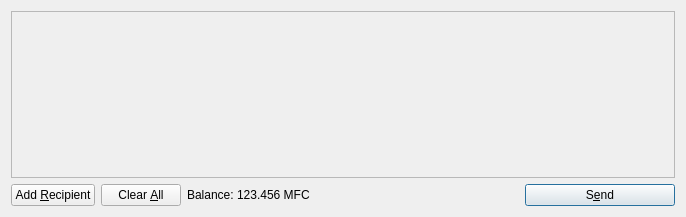
This is src/qt/forms/sendcoinsdialog.ui in Crestington/MyFirstCoin as Qt 5 draws it before an edit. The edited form follows.
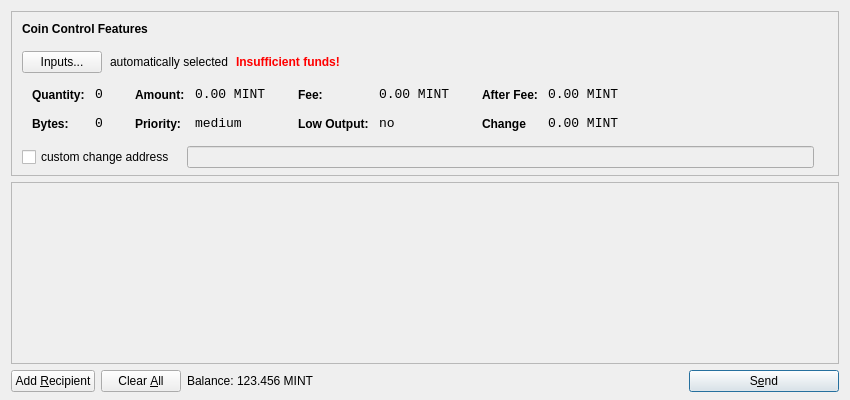
This is the edited form. Icons and pictures are not drawn.

Commit message: coin control and images

Patch:
```diff
--- a/src/qt/forms/sendcoinsdialog.ui
+++ b/src/qt/forms/sendcoinsdialog.ui
@@ -6,14 +6,615 @@
    <rect>
     <x>0</x>
     <y>0</y>
-    <width>686</width>
-    <height>217</height>
+    <width>850</width>
+    <height>400</height>
    </rect>
   </property>
   <property name="windowTitle">
    <string>Send Coins</string>
   </property>
-  <layout class="QVBoxLayout" name="verticalLayout">
+  <layout class="QVBoxLayout" name="verticalLayout" stretch="0,1,0">
+   <property name="bottomMargin">
+    <number>8</number>
+   </property>
+   <item>
+    <widget class="QFrame" name="frameCoinControl">
+     <property name="sizePolicy">
+      <sizepolicy hsizetype="Expanding" vsizetype="Expanding">
+       <horstretch>0</horstretch>
+       <verstretch>0</verstretch>
+      </sizepolicy>
+     </property>
+     <property name="maximumSize">
+      <size>
+       <width>16777215</width>
+       <height>16777215</height>
+      </size>
+     </property>
+     <property name="frameShape">
+      <enum>QFrame::StyledPanel</enum>
+     </property>
+     <property name="frameShadow">
+      <enum>QFrame::Sunken</enum>
+     </property>
+     <layout class="QVBoxLayout" name="verticalLayoutCoinControl2">
+      <property name="spacing">
+       <number>-1</number>
+      </property>
+      <property name="leftMargin">
+       <number>0</number>
+      </property>
+      <property name="topMargin">
+       <number>0</number>
+      </property>
+      <property name="rightMargin">
+       <number>0</number>
+      </property>
+      <property name="bottomMargin">
+       <number>6</number>
+      </property>
+      <item>
+       <layout class="QVBoxLayout" name="verticalLayoutCoinControl" stretch="0,0,0,0,1">
+        <property name="spacing">
+         <number>0</number>
+        </property>
+        <property name="leftMargin">
+         <number>10</number>
+        </property>
+        <property name="topMargin">
+         <number>10</number>
+        </property>
+        <item>
+         <layout class="QHBoxLayout" name="horizontalLayoutCoinControl1">
+          <property name="bottomMargin">
+           <number>15</number>
+          </property>
+          <item>
+           <widget class="QLabel" name="labelCoinControlFeatures">
+            <property name="sizePolicy">
+             <sizepolicy hsizetype="Preferred" vsizetype="Maximum">
+              <horstretch>0</horstretch>
+              <verstretch>0</verstretch>
+             </sizepolicy>
+            </property>
+            <property name="font">
+             <font>
+              <weight>75</weight>
+              <bold>true</bold>
+             </font>
+            </property>
+            <property name="styleSheet">
+             <string notr="true">font-weight:bold;</string>
+            </property>
+            <property name="text">
+             <string>Coin Control Features</string>
+            </property>
+           </widget>
+          </item>
+         </layout>
+        </item>
+        <item>
+         <layout class="QHBoxLayout" name="horizontalLayoutCoinControl2" stretch="0,0,0,0">
+          <property name="spacing">
+           <number>8</number>
+          </property>
+          <property name="bottomMargin">
+           <number>10</number>
+          </property>
+          <item>
+           <widget class="QPushButton" name="pushButtonCoinControl">
+            <property name="styleSheet">
+             <string notr="true"/>
+            </property>
+            <property name="text">
+             <string>Inputs...</string>
+            </property>
+           </widget>
+          </item>
+          <item>
+           <widget class="QLabel" name="labelCoinControlAutomaticallySelected">
+            <property name="text">
+             <string>automatically selected</string>
+            </property>
+            <property name="margin">
+             <number>5</number>
+            </property>
+           </widget>
+          </item>
+          <item>
+           <widget class="QLabel" name="labelCoinControlInsuffFunds">
+            <property name="font">
+             <font>
+              <weight>75</weight>
+              <bold>true</bold>
+             </font>
+            </property>
+            <property name="styleSheet">
+             <string notr="true">color:red;font-weight:bold;</string>
+            </property>
+            <property name="text">
+             <string>Insufficient funds!</string>
+            </property>
+            <property name="margin">
+             <number>5</number>
+            </property>
+           </widget>
+          </item>
+          <item>
+           <spacer name="horizontalSpacerCoinControl">
+            <property name="orientation">
+             <enum>Qt::Horizontal</enum>
+            </property>
+            <property name="sizeHint" stdset="0">
+             <size>
+              <width>40</width>
+              <height>1</height>
+             </size>
+            </property>
+           </spacer>
+          </item>
+         </layout>
+        </item>
+        <item>
+         <widget class="QWidget" name="widgetCoinControl" native="true">
+          <property name="sizePolicy">
+           <sizepolicy hsizetype="Preferred" vsizetype="Preferred">
+            <horstretch>0</horstretch>
+            <verstretch>0</verstretch>
+           </sizepolicy>
+          </property>
+          <property name="minimumSize">
+           <size>
+            <width>0</width>
+            <height>0</height>
+           </size>
+          </property>
+          <property name="styleSheet">
+           <string notr="true"/>
+          </property>
+          <layout class="QHBoxLayout" name="horizontalLayoutCoinControl5">
+           <property name="margin">
+            <number>0</number>
+           </property>
+           <item>
+            <layout class="QHBoxLayout" name="horizontalLayoutCoinControl3" stretch="0,0,0,1">
+             <property name="spacing">
+              <number>20</number>
+             </property>
+             <property name="topMargin">
+              <number>0</number>
+             </property>
+             <property name="bottomMargin">
+              <number>10</number>
+             </property>
+             <item>
+              <layout class="QFormLayout" name="formLayoutCoinControl1">
+               <property name="horizontalSpacing">
+                <number>10</number>
+               </property>
+               <property name="verticalSpacing">
+                <number>14</number>
+               </property>
+               <property name="leftMargin">
+                <number>10</number>
+               </property>
+               <property name="topMargin">
+                <number>4</number>
+               </property>
+               <property name="rightMargin">
+                <number>6</number>
+               </property>
+               <item row="0" column="0">
+                <widget class="QLabel" name="labelCoinControlQuantityText">
+                 <property name="styleSheet">
+                  <string notr="true">font-weight:bold;</string>
+                 </property>
+                 <property name="text">
+                  <string>Quantity:</string>
+                 </property>
+                 <property name="margin">
+                  <number>0</number>
+                 </property>
+                </widget>
+               </item>
+               <item row="0" column="1">
+                <widget class="QLabel" name="labelCoinControlQuantity">
+                 <property name="font">
+                  <font>
+                   <family>Monospace</family>
+                   <pointsize>10</pointsize>
+                  </font>
+                 </property>
+                 <property name="cursor">
+                  <cursorShape>IBeamCursor</cursorShape>
+                 </property>
+                 <property name="contextMenuPolicy">
+                  <enum>Qt::ActionsContextMenu</enum>
+                 </property>
+                 <property name="text">
+                  <string>0</string>
+                 </property>
+                 <property name="margin">
+                  <number>0</number>
+                 </property>
+                 <property name="textInteractionFlags">
+                  <set>Qt::LinksAccessibleByMouse|Qt::TextSelectableByKeyboard|Qt::TextSelectableByMouse</set>
+                 </property>
+                </widget>
+               </item>
+               <item row="1" column="0">
+                <widget class="QLabel" name="labelCoinControlBytesText">
+                 <property name="styleSheet">
+                  <string notr="true">font-weight:bold;</string>
+                 </property>
+                 <property name="text">
+                  <string>Bytes:</string>
+                 </property>
+                </widget>
+               </item>
+               <item row="1" column="1">
+                <widget class="QLabel" name="labelCoinControlBytes">
+                 <property name="font">
+                  <font>
+                   <family>Monospace</family>
+                   <pointsize>10</pointsize>
+                  </font>
+                 </property>
+                 <property name="cursor">
+                  <cursorShape>IBeamCursor</cursorShape>
+                 </property>
+                 <property name="contextMenuPolicy">
+                  <enum>Qt::ActionsContextMenu</enum>
+                 </property>
+                 <property name="text">
+                  <string>0</string>
+                 </property>
+                 <property name="textInteractionFlags">
+                  <set>Qt::LinksAccessibleByMouse|Qt::TextSelectableByKeyboard|Qt::TextSelectableByMouse</set>
+                 </property>
+                </widget>
+               </item>
+              </layout>
+             </item>
+             <item>
+              <layout class="QFormLayout" name="formLayoutCoinControl2">
+               <property name="horizontalSpacing">
+                <number>10</number>
+               </property>
+               <property name="verticalSpacing">
+                <number>14</number>
+               </property>
+               <property name="leftMargin">
+                <number>6</number>
+               </property>
+               <property name="topMargin">
+                <number>4</number>
+               </property>
+               <property name="rightMargin">
+                <number>6</number>
+               </property>
+               <item row="0" column="0">
+                <widget class="QLabel" name="labelCoinControlAmountText">
+                 <property name="styleSheet">
+                  <string notr="true">font-weight:bold;</string>
+                 </property>
+                 <property name="text">
+                  <string>Amount:</string>
+                 </property>
+                 <property name="margin">
+                  <number>0</number>
+                 </property>
+                </widget>
+               </item>
+               <item row="0" column="1">
+                <widget class="QLabel" name="labelCoinControlAmount">
+                 <property name="font">
+                  <font>
+                   <family>Monospace</family>
+                   <pointsize>10</pointsize>
+                  </font>
+                 </property>
+                 <property name="cursor">
+                  <cursorShape>IBeamCursor</cursorShape>
+                 </property>
+                 <property name="contextMenuPolicy">
+                  <enum>Qt::ActionsContextMenu</enum>
+                 </property>
+                 <property name="text">
+                  <string>0.00 MINT</string>
+                 </property>
+                 <property name="textInteractionFlags">
+                  <set>Qt::LinksAccessibleByMouse|Qt::TextSelectableByKeyboard|Qt::TextSelectableByMouse</set>
+                 </property>
+                </widget>
+               </item>
+               <item row="1" column="0">
+                <widget class="QLabel" name="labelCoinControlPriorityText">
+                 <property name="styleSheet">
+                  <string notr="true">font-weight:bold;</string>
+                 </property>
+                 <property name="text">
+                  <string>Priority:</string>
+                 </property>
+                </widget>
+               </item>
+               <item row="1" column="1">
+                <widget class="QLabel" name="labelCoinControlPriority">
+                 <property name="font">
+                  <font>
+                   <family>Monospace</family>
+                   <pointsize>10</pointsize>
+                  </font>
+                 </property>
+                 <property name="cursor">
+                  <cursorShape>IBeamCursor</cursorShape>
+                 </property>
+                 <property name="contextMenuPolicy">
+                  <enum>Qt::ActionsContextMenu</enum>
+                 </property>
+                 <property name="text">
+                  <string>medium</string>
+                 </property>
+                 <property name="textInteractionFlags">
+                  <set>Qt::LinksAccessibleByMouse|Qt::TextSelectableByKeyboard|Qt::TextSelectableByMouse</set>
+                 </property>
+                </widget>
+               </item>
+              </layout>
+             </item>
+             <item>
+              <layout class="QFormLayout" name="formLayoutCoinControl3">
+               <property name="horizontalSpacing">
+                <number>10</number>
+               </property>
+               <property name="verticalSpacing">
+                <number>14</number>
+               </property>
+               <property name="leftMargin">
+                <number>6</number>
+               </property>
+               <property name="topMargin">
+                <number>4</number>
+               </property>
+               <property name="rightMargin">
+                <number>6</number>
+               </property>
+               <item row="0" column="0">
+                <widget class="QLabel" name="labelCoinControlFeeText">
+                 <property name="styleSheet">
+                  <string notr="true">font-weight:bold;</string>
+                 </property>
+                 <property name="text">
+                  <string>Fee:</string>
+                 </property>
+                 <property name="margin">
+                  <number>0</number>
+                 </property>
+                </widget>
+               </item>
+               <item row="0" column="1">
+                <widget class="QLabel" name="labelCoinControlFee">
+                 <property name="font">
+                  <font>
+                   <family>Monospace</family>
+                   <pointsize>10</pointsize>
+                  </font>
+                 </property>
+                 <property name="cursor">
+                  <cursorShape>IBeamCursor</cursorShape>
+                 </property>
+                 <property name="contextMenuPolicy">
+                  <enum>Qt::ActionsContextMenu</enum>
+                 </property>
+                 <property name="text">
+                  <string>0.00 MINT</string>
+                 </property>
+                 <property name="textInteractionFlags">
+                  <set>Qt::LinksAccessibleByMouse|Qt::TextSelectableByKeyboard|Qt::TextSelectableByMouse</set>
+                 </property>
+                </widget>
+               </item>
+               <item row="1" column="0">
+                <widget class="QLabel" name="labelCoinControlLowOutputText">
+                 <property name="styleSheet">
+                  <string notr="true">font-weight:bold;</string>
+                 </property>
+                 <property name="text">
+                  <string>Low Output:</string>
+                 </property>
+                </widget>
+               </item>
+               <item row="1" column="1">
+                <widget class="QLabel" name="labelCoinControlLowOutput">
+                 <property name="font">
+                  <font>
+                   <family>Monospace</family>
+                   <pointsize>10</pointsize>
+                  </font>
+                 </property>
+                 <property name="cursor">
+                  <cursorShape>IBeamCursor</cursorShape>
+                 </property>
+                 <property name="contextMenuPolicy">
+                  <enum>Qt::ActionsContextMenu</enum>
+                 </property>
+                 <property name="text">
+                  <string>no</string>
+                 </property>
+                 <property name="textInteractionFlags">
+                  <set>Qt::LinksAccessibleByMouse|Qt::TextSelectableByKeyboard|Qt::TextSelectableByMouse</set>
+                 </property>
+                </widget>
+               </item>
+              </layout>
+             </item>
+             <item>
+              <layout class="QFormLayout" name="formLayoutCoinControl4">
+               <property name="horizontalSpacing">
+                <number>10</number>
+               </property>
+               <property name="verticalSpacing">
+                <number>14</number>
+               </property>
+               <property name="leftMargin">
+                <number>6</number>
+               </property>
+               <property name="topMargin">
+                <number>4</number>
+               </property>
+               <property name="rightMargin">
+                <number>6</number>
+               </property>
+               <item row="0" column="0">
+                <widget class="QLabel" name="labelCoinControlAfterFeeText">
+                 <property name="styleSheet">
+                  <string notr="true">font-weight:bold;</string>
+                 </property>
+                 <property name="text">
+                  <string>After Fee:</string>
+                 </property>
+                 <property name="margin">
+                  <number>0</number>
+                 </property>
+                </widget>
+               </item>
+               <item row="0" column="1">
+                <widget class="QLabel" name="labelCoinControlAfterFee">
+                 <property name="font">
+                  <font>
+                   <family>Monospace</family>
+                   <pointsize>10</pointsize>
+                  </font>
+                 </property>
+                 <property name="cursor">
+                  <cursorShape>IBeamCursor</cursorShape>
+                 </property>
+                 <property name="contextMenuPolicy">
+                  <enum>Qt::ActionsContextMenu</enum>
+                 </property>
+                 <property name="text">
+                  <string>0.00 MINT</string>
+                 </property>
+                 <property name="textInteractionFlags">
+                  <set>Qt::LinksAccessibleByMouse|Qt::TextSelectableByKeyboard|Qt::TextSelectableByMouse</set>
+                 </property>
+                </widget>
+               </item>
+               <item row="1" column="0">
+                <widget class="QLabel" name="labelCoinControlChangeText">
+                 <property name="styleSheet">
+                  <string notr="true">font-weight:bold;</string>
+                 </property>
+                 <property name="text">
+                  <string>Change</string>
+                 </property>
+                </widget>
+               </item>
+               <item row="1" column="1">
+                <widget class="QLabel" name="labelCoinControlChange">
+                 <property name="font">
+                  <font>
+                   <family>Monospace</family>
+                   <pointsize>10</pointsize>
+                  </font>
+                 </property>
+                 <property name="cursor">
+                  <cursorShape>IBeamCursor</cursorShape>
+                 </property>
+                 <property name="contextMenuPolicy">
+                  <enum>Qt::ActionsContextMenu</enum>
+                 </property>
+                 <property name="text">
+                  <string>0.00 MINT</string>
+                 </property>
+                 <property name="textInteractionFlags">
+                  <set>Qt::LinksAccessibleByMouse|Qt::TextSelectableByKeyboard|Qt::TextSelectableByMouse</set>
+                 </property>
+                </widget>
+               </item>
+              </layout>
+             </item>
+            </layout>
+           </item>
+          </layout>
+         </widget>
+        </item>
+        <item>
+         <layout class="QHBoxLayout" name="horizontalLayoutCoinControl4" stretch="0,0,0">
+          <property name="spacing">
+           <number>12</number>
+          </property>
+          <property name="sizeConstraint">
+           <enum>QLayout::SetDefaultConstraint</enum>
+          </property>
+          <property name="topMargin">
+           <number>5</number>
+          </property>
+          <property name="rightMargin">
+           <number>5</number>
+          </property>
+          <item>
+           <widget class="QCheckBox" name="checkBoxCoinControlChange">
+            <property name="text">
+             <string>custom change address</string>
+            </property>
+           </widget>
+          </item>
+          <item>
+           <widget class="QLineEdit" name="lineEditCoinControlChange">
+            <property name="enabled">
+             <bool>false</bool>
+            </property>
+            <property name="sizePolicy">
+             <sizepolicy hsizetype="Expanding" vsizetype="Fixed">
+              <horstretch>0</horstretch>
+              <verstretch>0</verstretch>
+             </sizepolicy>
+            </property>
+           </widget>
+          </item>
+          <item>
+           <widget class="QLabel" name="labelCoinControlChangeLabel">
+            <property name="sizePolicy">
+             <sizepolicy hsizetype="Preferred" vsizetype="Expanding">
+              <horstretch>0</horstretch>
+              <verstretch>0</verstretch>
+             </sizepolicy>
+            </property>
+            <property name="minimumSize">
+             <size>
+              <width>0</width>
+              <height>0</height>
+             </size>
+            </property>
+            <property name="text">
+             <string/>
+            </property>
+            <property name="margin">
+             <number>3</number>
+            </property>
+           </widget>
+          </item>
+         </layout>
+        </item>
+        <item>
+         <spacer name="verticalSpacerCoinControl">
+          <property name="orientation">
+           <enum>Qt::Vertical</enum>
+          </property>
+          <property name="sizeHint" stdset="0">
+           <size>
+            <width>800</width>
+            <height>1</height>
+           </size>
+          </property>
+         </spacer>
+        </item>
+       </layout>
+      </item>
+     </layout>
+    </widget>
+   </item>
    <item>
     <widget class="QScrollArea" name="scrollArea">
      <property name="widgetResizable">
@@ -24,7 +625,7 @@
        <rect>
         <x>0</x>
         <y>0</y>
-        <width>666</width>
+        <width>830</width>
         <height>165</height>
        </rect>
       </property>
@@ -108,6 +709,12 @@
        </property>
        <item>
         <widget class="QLabel" name="label">
+         <property name="sizePolicy">
+          <sizepolicy hsizetype="Preferred" vsizetype="Fixed">
+           <horstretch>0</horstretch>
+           <verstretch>0</verstretch>
+          </sizepolicy>
+         </property>
          <property name="text">
           <string>Balance:</string>
          </property>
@@ -115,11 +722,17 @@
        </item>
        <item>
         <widget class="QLabel" name="labelBalance">
+         <property name="sizePolicy">
+          <sizepolicy hsizetype="Preferred" vsizetype="Fixed">
+           <horstretch>0</horstretch>
+           <verstretch>0</verstretch>
+          </sizepolicy>
+         </property>
          <property name="cursor">
           <cursorShape>IBeamCursor</cursorShape>
          </property>
          <property name="text">
-          <string>123.456 MFC</string>
+          <string>123.456 MINT</string>
          </property>
          <property name="textInteractionFlags">
           <set>Qt::LinksAccessibleByMouse|Qt::TextSelectableByKeyboard|Qt::TextSelectableByMouse</set>
```
The commit also changes 99 other files.
